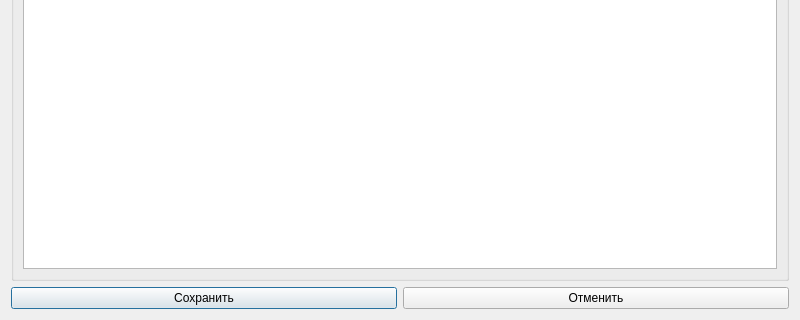
First picture: the form in ui/inputDialog.ui, repository gkeep/script-creator, before the edit; both pictures show x 0 to 800 and y 330 to 650 of the 800 by 650 pixel window.
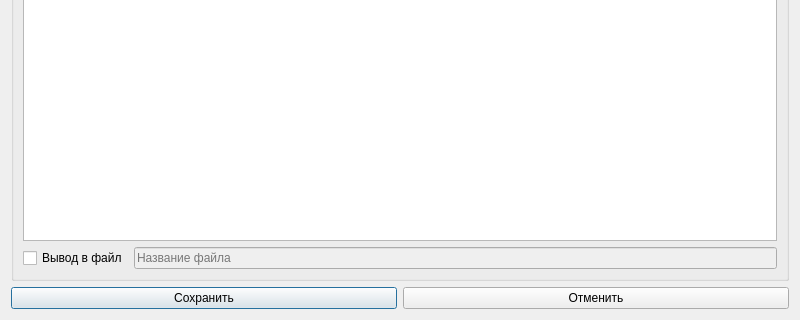
Second picture: the form after the edit.

Commit message: Add ability to write output of a query to file

What changed in the file:
```diff
--- a/ui/inputDialog.ui
+++ b/ui/inputDialog.ui
@@ -47,6 +47,33 @@
         </property>
        </widget>
       </item>
+      <item>
+       <layout class="QHBoxLayout" name="horizontalLayout_2">
+        <item>
+         <widget class="QCheckBox" name="outputToFile">
+          <property name="text">
+           <string>Вывод в файл</string>
+          </property>
+         </widget>
+        </item>
+        <item>
+         <widget class="QLineEdit" name="outputFileName">
+          <property name="enabled">
+           <bool>false</bool>
+          </property>
+          <property name="text">
+           <string/>
+          </property>
+          <property name="readOnly">
+           <bool>false</bool>
+          </property>
+          <property name="placeholderText">
+           <string>Название файла</string>
+          </property>
+         </widget>
+        </item>
+       </layout>
+      </item>
      </layout>
     </widget>
    </item>
```
The commit also changes 3 other files.
